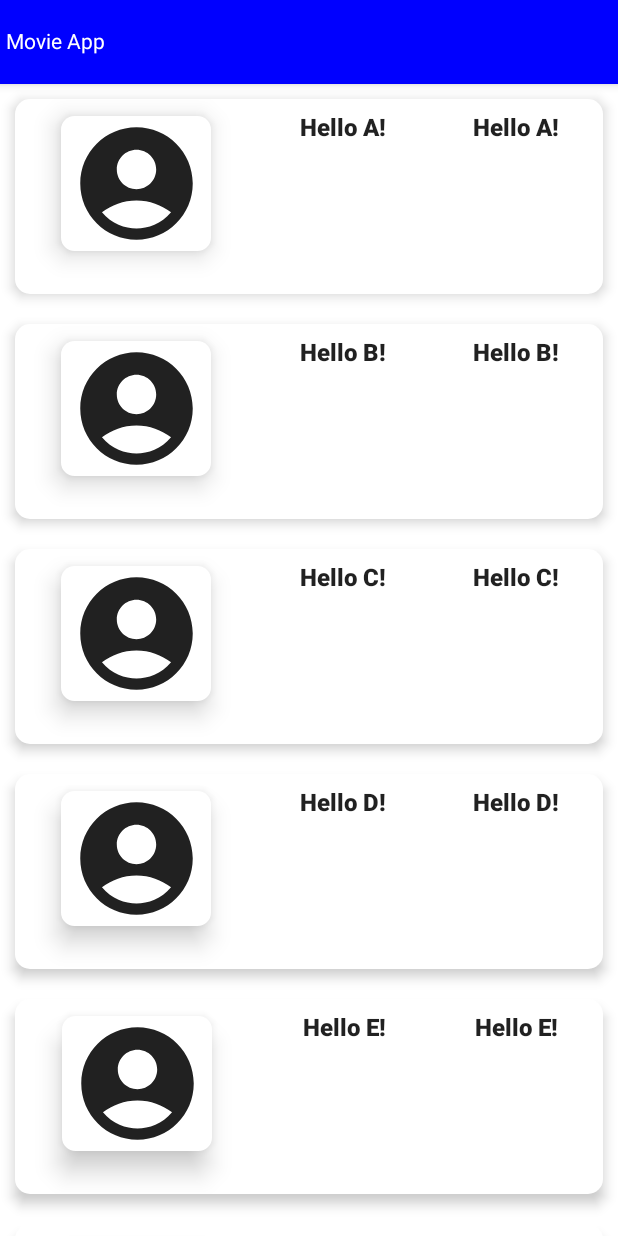
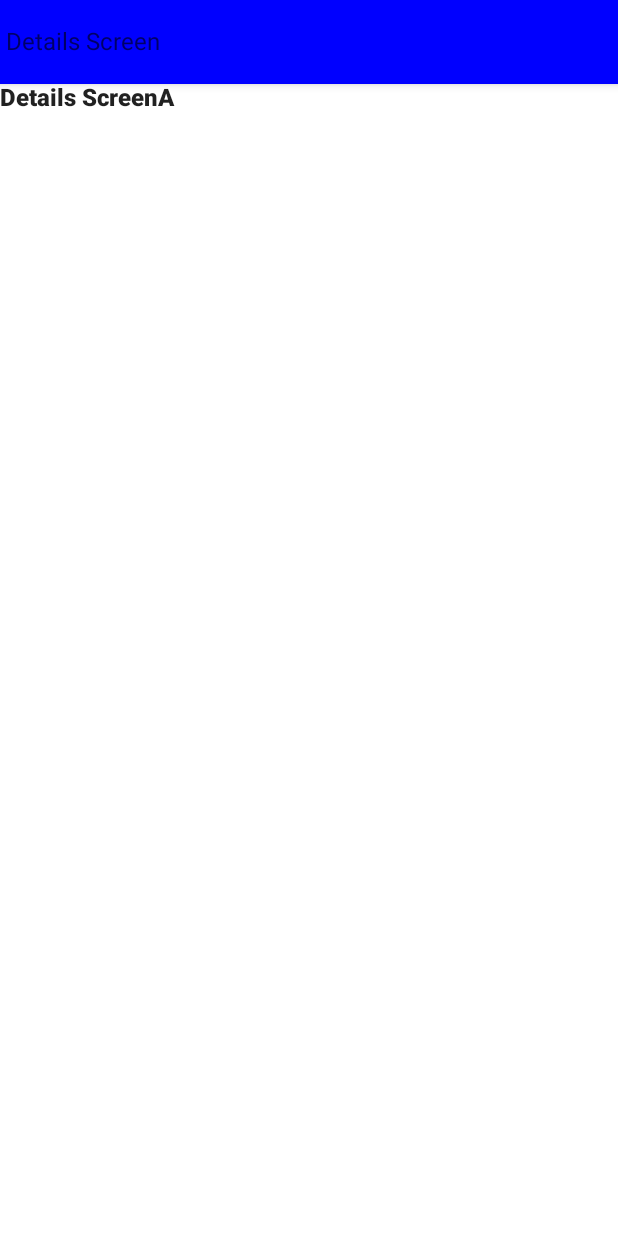
Before and after one commit to skBasavaraj/tutorial-jetcompose, an Android app built with Jetpack Compose: the screen it shows after launch (MainActivity), after a tap on an icon or button, on a phone screen of 412 x 824 dp. Run offline under Robolectric (Android 15) with nearby library versions, the phone set to English and light mode, and no system bars.

Commit message:
first commit

```diff
--- /dev/null
+++ b/app/src/main/java/com/vsyninfo/movie/Screens/home/DetailScreen.kt
@@ -0,0 +1,33 @@
+package com.vsyninfo.movie.Screens.home
+
+import androidx.compose.foundation.layout.Arrangement
+import androidx.compose.foundation.layout.Column
+import androidx.compose.foundation.layout.fillMaxHeight
+import androidx.compose.foundation.layout.fillMaxWidth
+import androidx.compose.material.Scaffold
+import androidx.compose.material.Text
+import androidx.compose.material.TopAppBar
+import androidx.compose.runtime.Composable
+import androidx.compose.ui.Alignment
+import androidx.compose.ui.Modifier
+import androidx.compose.ui.graphics.Color
+import androidx.compose.ui.text.font.FontFamily
+import androidx.compose.ui.text.font.FontWeight
+import androidx.navigation.NavController
+
+@Composable
+fun DetailScreen(navController: NavController, string: String?) {
+     Scaffold(modifier = Modifier
+         .fillMaxWidth()
+         .fillMaxHeight(),
+     topBar = { TopAppBar(backgroundColor = Color.Blue) {
+     Text(text = "Details Screen")
+     }}) {
+         Column(verticalArrangement = Arrangement.Center, horizontalAlignment = Alignment.CenterHorizontally) {
+             Text(text ="Details Screen"+string,
+                 fontFamily = FontFamily.SansSerif,
+                 fontWeight = FontWeight.ExtraBold)
+         }
+
+     }
+}
--- a/app/src/main/java/com/vsyninfo/movie/Screens/home/HomeScreen.kt
+++ b/app/src/main/java/com/vsyninfo/movie/Screens/home/HomeScreen.kt
@@ -25,6 +25,7 @@ import androidx.compose.ui.unit.TextUnit
 import androidx.compose.ui.unit.dp
 import androidx.navigation.NavController
 import com.vsyninfo.movie.navigation.MovieNavigation
+import com.vsyninfo.movie.navigation.MovieScreens
 import com.vsyninfo.movie.ui.theme.MovieTheme
 import com.vsyninfo.movie.ui.theme.Shapes
 
@@ -87,7 +88,8 @@ fun MainContent(navController: NavController,
     Column(modifier = Modifier.padding()) {
         LazyColumn {
             items(items = movieList) {
-                movieCard(it) {
+                movieCard(it) {movie ->
+                    navController.navigate(MovieScreens.DetailsScreen.name+"/$movie",)
                     Log.d("TAG", "Movie $it")
                 }
             }
@@ -110,9 +112,9 @@ fun movieCard(
         corner = CornerSize(10.dp),
     ), elevation = 5.dp) {
         Row(
-            horizontalArrangement = Arrangement.SpaceAround,
-            verticalAlignment = Alignment.Top,
-            modifier = Modifier.padding(top = 10.dp)
+            horizontalArrangement = Arrangement.Start,
+            verticalAlignment = Alignment.CenterVertically,
+
         ) {
             Surface(
                 modifier = Modifier
--- a/app/src/main/java/com/vsyninfo/movie/navigation/MovieNavigation.kt
+++ b/app/src/main/java/com/vsyninfo/movie/navigation/MovieNavigation.kt
@@ -1,9 +1,12 @@
 package com.vsyninfo.movie.navigation
 
 import androidx.compose.runtime.Composable
+import androidx.navigation.NavType
 import androidx.navigation.compose.NavHost
 import androidx.navigation.compose.composable
 import androidx.navigation.compose.rememberNavController
+import androidx.navigation.navArgument
+import com.vsyninfo.movie.Screens.home.DetailScreen
 import com.vsyninfo.movie.Screens.home.HomeScreen
 
 @Composable
@@ -14,5 +17,12 @@ fun MovieNavigation(){
    composable(MovieScreens.HomeScreen.name){
        HomeScreen(navController = navController)
    }
+        composable(MovieScreens.DetailsScreen.name
+        +"/{movie}", arguments = listOf(
+            navArgument(name = "movie"){type = NavType.StringType}
+        )
+        ){ backStackEntry ->
+            DetailScreen(navController = navController,backStackEntry.arguments?.getString("movie"))
+        }
     }
 }
```
